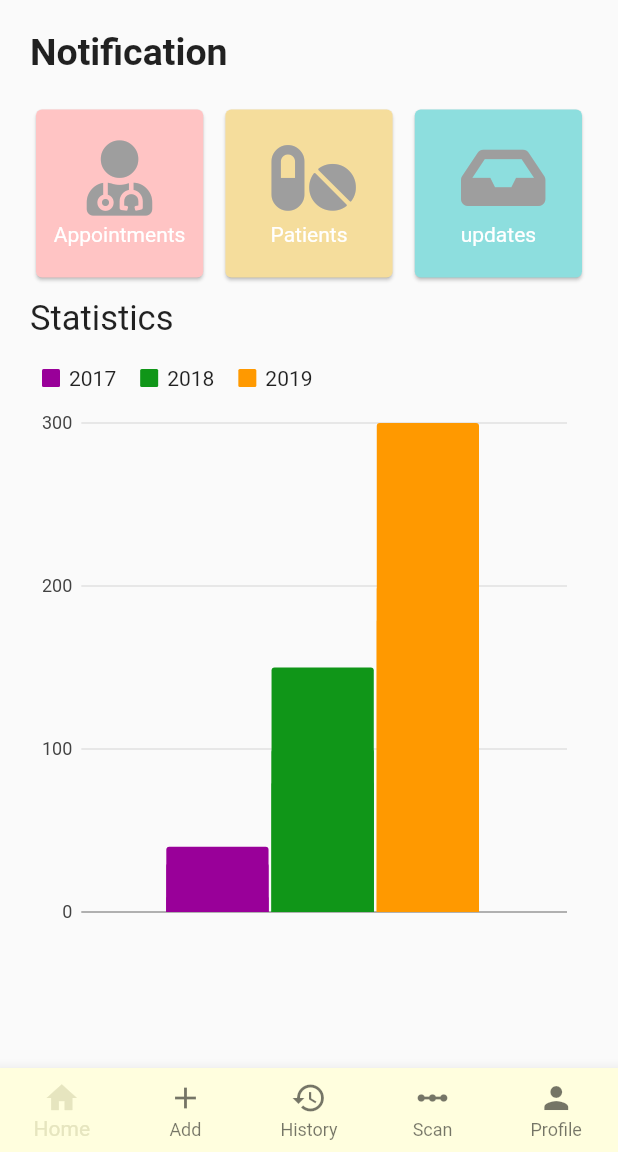
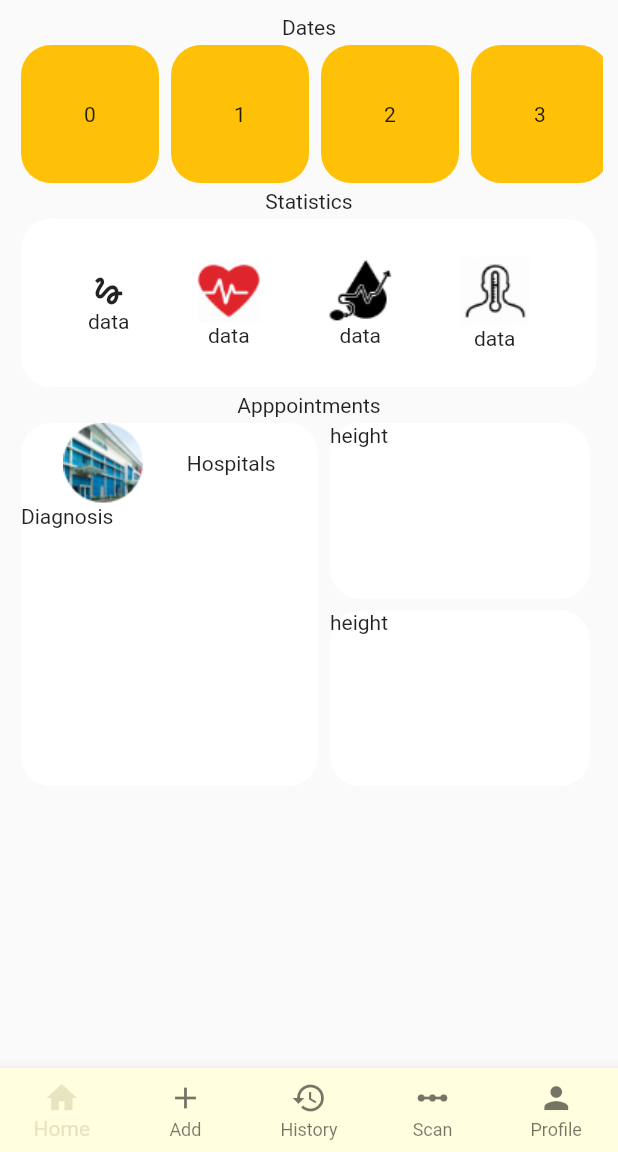
Before and after one commit to Khaalidsub/medcom, a Flutter app: the screen it shows after launch, on a phone screen of 412 x 824 dp, the part 84-1236 px from its top. Run offline on Flutter 3.47's test engine with Material 2 defaults, Android fonts, the phone set to English and light mode, and no system bars; our stand-ins replace charts_flutter, font_awesome_flutter.

Commit message:
history patient

```diff
--- a/health_app/lib/src/app.dart
+++ b/health_app/lib/src/app.dart
@@ -1,5 +1,6 @@
 import 'package:flutter/material.dart';
 import 'package:health_app/src/screens/hospitalScreens/home.dart';
+import 'package:health_app/src/screens/patientScreens/history.dart';
 import 'package:health_app/src/screens/patientScreens/home.dart';
 
 class App extends StatelessWidget {
@@ -7,7 +8,7 @@ class App extends StatelessWidget {
   Widget build(BuildContext context) {
     return MaterialApp(
       theme: ThemeData.light(),
-      home: HospitalHome(),
+      home: PatientHistory(),
     );
   }
 }
--- /dev/null
+++ b/health_app/lib/src/screens/patientScreens/history.dart
@@ -0,0 +1,148 @@
+import 'package:flutter/material.dart';
+import 'package:health_app/src/screens/widgets/app_nav.dart';
+import 'package:health_app/src/screens/widgets/bottom_navigation.dart';
+
+class PatientHistory extends StatelessWidget {
+  @override
+  Widget build(BuildContext context) {
+    MediaQueryData queryData = MediaQuery.of(context);
+    double width = queryData.size.width;
+    return Scaffold(
+      appBar: AppNav(
+        appBar: AppBar(),
+      ),
+      body: SingleChildScrollView(
+        child: Container(
+          padding: EdgeInsets.all(10),
+          child: Column(
+            children: <Widget>[
+              Text('Dates'),
+              Container(
+                  height: 100,
+                  width: width * 1,
+                  child: ListView.builder(
+                      itemCount: 6,
+                      scrollDirection: Axis.horizontal,
+                      itemBuilder: (context, index) {
+                        return Container(
+                          height: 100,
+                          width: 100,
+                          child: Card(
+                            elevation: 0,
+                            shape: RoundedRectangleBorder(
+                                borderRadius: BorderRadius.circular(20)),
+                            color: Colors.amber,
+                            child: Center(child: Text('$index')),
+                          ),
+                        );
+                      })),
+              Text('Statistics'),
+              Container(
+                width: width,
+                height: 120,
+                child: Card(
+                  elevation: 0,
+                  shape: RoundedRectangleBorder(
+                      borderRadius: BorderRadius.circular(20)),
+                  child: Row(
+                    mainAxisAlignment: MainAxisAlignment.spaceEvenly,
+                    children: <Widget>[
+                      Column(
+                        mainAxisAlignment: MainAxisAlignment.center,
+                        children: <Widget>[
+                          Icon(Icons.gesture),
+                          Text('data'),
+                        ],
+                      ),
+                      Column(
+                        mainAxisAlignment: MainAxisAlignment.center,
+                        children: <Widget>[
+                          Image.asset('assets/images/heart.png'),
+                          Text('data'),
+                        ],
+                      ),
+                      Column(
+                        mainAxisAlignment: MainAxisAlignment.center,
+                        children: <Widget>[
+                          Image.asset('assets/images/pressure.png'),
+                          Text('data'),
+                        ],
+                      ),
+                      Column(
+                        mainAxisAlignment: MainAxisAlignment.center,
+                        children: <Widget>[
+                          Image.asset('assets/images/temp.png'),
+                          Text('data'),
+                        ],
+                      ),
+                    ],
+                  ),
+                ),
+              ),
+              Text('Apppointments'),
+              Container(
+                width: width,
+                height: 250,
+                child: Row(
+                  children: <Widget>[
+                    Container(
+                      height: 250,
+                      width: width * 0.5,
+                      child: Card(
+                        elevation: 0,
+                        shape: RoundedRectangleBorder(
+                            borderRadius: BorderRadius.circular(20)),
+                        child: Column(
+                          crossAxisAlignment: CrossAxisAlignment.start,
+                          children: <Widget>[
+                            Row(
+                              mainAxisAlignment: MainAxisAlignment.spaceEvenly,
+                              children: <Widget>[
+                                Image.asset('assets/images/clin.png'),
+                                Text('Hospitals')
+                              ],
+                            ),
+                            Text('Diagnosis'),
+                          ],
+                        ),
+                      ),
+                    ),
+                    Container(
+                      width: width * 0.44,
+                      height: 250,
+                      child: Column(
+                        children: <Widget>[
+                          Container(
+                            width: width * 0.44,
+                            height: 250 * 0.5,
+                            child: Card(
+                              elevation: 0,
+                              shape: RoundedRectangleBorder(
+                                  borderRadius: BorderRadius.circular(20)),
+                              child: Text('height'),
+                            ),
+                          ),
+                          Container(
+                            width: width * 0.44,
+                            height: 250 * 0.5,
+                            child: Card(
+                              elevation: 0,
+                              shape: RoundedRectangleBorder(
+                                  borderRadius: BorderRadius.circular(20)),
+                              child: Text('height'),
+                            ),
+                          )
+                        ],
+                      ),
+                    ),
+                  ],
+                ),
+              )
+            ],
+          ),
+        ),
+      ),
+      bottomNavigationBar: BottomNavigation(),
+    );
+  }
+}
```
Also changed, not shown: health_app/assets/images/heart.png (added), health_app/assets/images/pressure.png (added), health_app/assets/images/temp.png (added).
